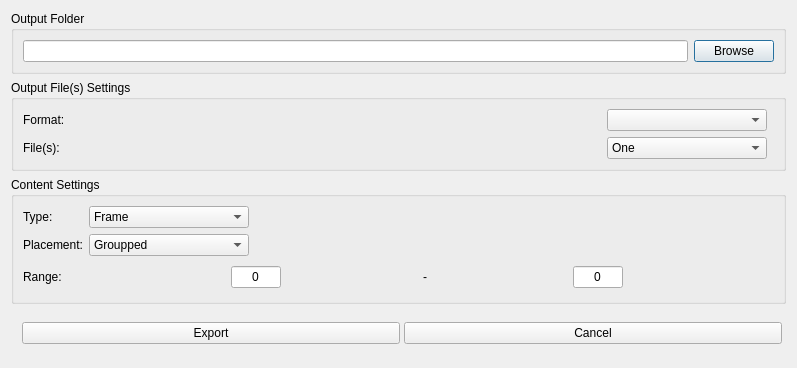
This is source/exportdialog.ui in pionere/d1-graphics-tool as Qt 5 draws it before an edit. The edited form follows.
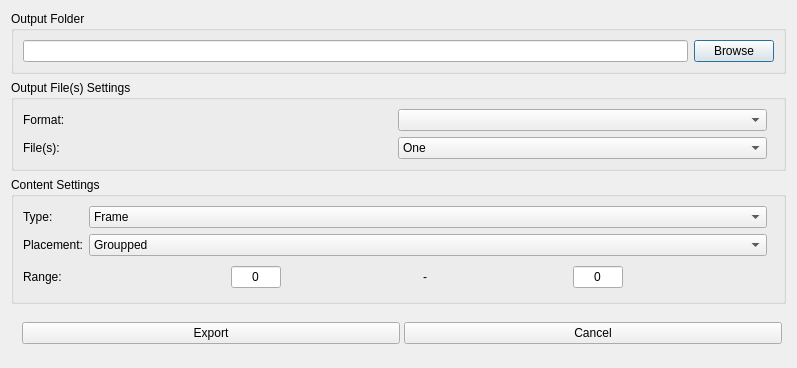
This is the edited form.

What changed in the file:
```diff
--- a/source/exportdialog.ui
+++ b/source/exportdialog.ui
@@ -54,20 +54,7 @@
        </widget>
       </item>
       <item row="0" column="1">
-       <widget class="QComboBox" name="formatComboBox">
-        <property name="minimumSize">
-         <size>
-          <width>160</width>
-          <height>0</height>
-         </size>
-        </property>
-        <property name="maximumSize">
-         <size>
-          <width>160</width>
-          <height>16777215</height>
-         </size>
-        </property>
-       </widget>
+       <widget class="QComboBox" name="formatComboBox"/>
       </item>
       <item row="0" column="2">
        <spacer name="horizontalSpacer">
@@ -85,18 +72,6 @@
       </item>
       <item row="1" column="1">
        <widget class="QComboBox" name="filesCountComboBox">
-        <property name="minimumSize">
-         <size>
-          <width>160</width>
-          <height>0</height>
-         </size>
-        </property>
-        <property name="maximumSize">
-         <size>
-          <width>160</width>
-          <height>16777215</height>
-         </size>
-        </property>
         <item>
          <property name="text">
           <string>One</string>
@@ -134,18 +109,6 @@
       </item>
       <item row="0" column="1">
        <widget class="QComboBox" name="contentTypeComboBox">
-        <property name="minimumSize">
-         <size>
-          <width>160</width>
-          <height>0</height>
-         </size>
-        </property>
-        <property name="maximumSize">
-         <size>
-          <width>160</width>
-          <height>16777215</height>
-         </size>
-        </property>
         <item>
          <property name="text">
           <string>Frame</string>
@@ -184,18 +147,6 @@
       </item>
       <item row="1" column="1">
        <widget class="QComboBox" name="contentPlacementComboBox">
-        <property name="minimumSize">
-         <size>
-          <width>160</width>
-          <height>0</height>
-         </size>
-        </property>
-        <property name="maximumSize">
-         <size>
-          <width>160</width>
-          <height>16777215</height>
-         </size>
-        </property>
         <item>
          <property name="text">
           <string>Groupped</string>
```
Left out of the diff: 2 changed lines with no effect on the pictures.
